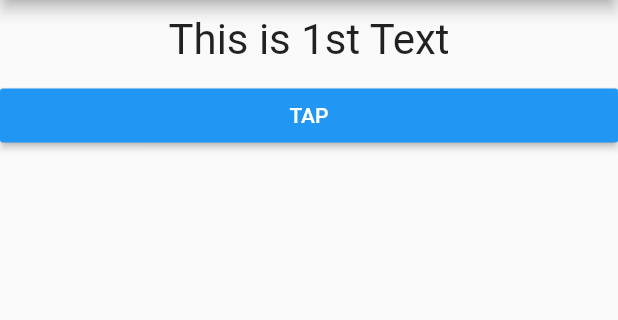
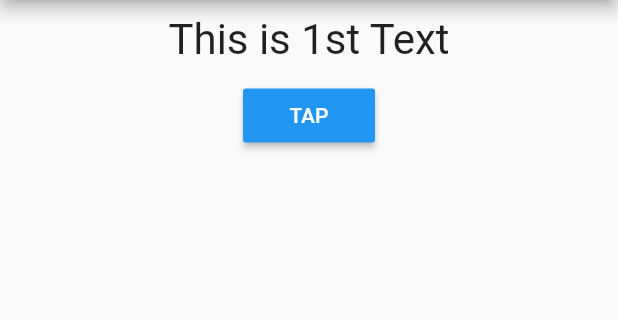
Before and after one commit to swayamshreemohanty/Flutter_1_Assignment, a Flutter app: the screen it shows after launch, on a phone screen of 412 x 824 dp, the part 84-404 px from its top. Run offline on Flutter 3.47's test engine with Material 2 defaults, Android fonts, the phone set to English and light mode, and no system bars.

Commit message:
Ready for submit

```diff
--- a/lib/Text.dart
+++ b/lib/Text.dart
@@ -1,5 +1,4 @@
 import 'package:flutter/material.dart';
-import './Text_control.dart';
 
 class Texts extends StatelessWidget {
   final Function filehandler;
@@ -10,12 +9,11 @@ class Texts extends StatelessWidget {
   @override
   Widget build(BuildContext context) {
     return Container(
-        width: double.infinity,
         child: RaisedButton(
-          color: Colors.blue,
-          textColor: Colors.white,
-          child: Text(texthandler),
-          onPressed: filehandler,
-        ));
+      color: Colors.blue,
+      textColor: Colors.white,
+      child: Text(texthandler),
+      onPressed: filehandler,
+    ));
   }
 }
```
